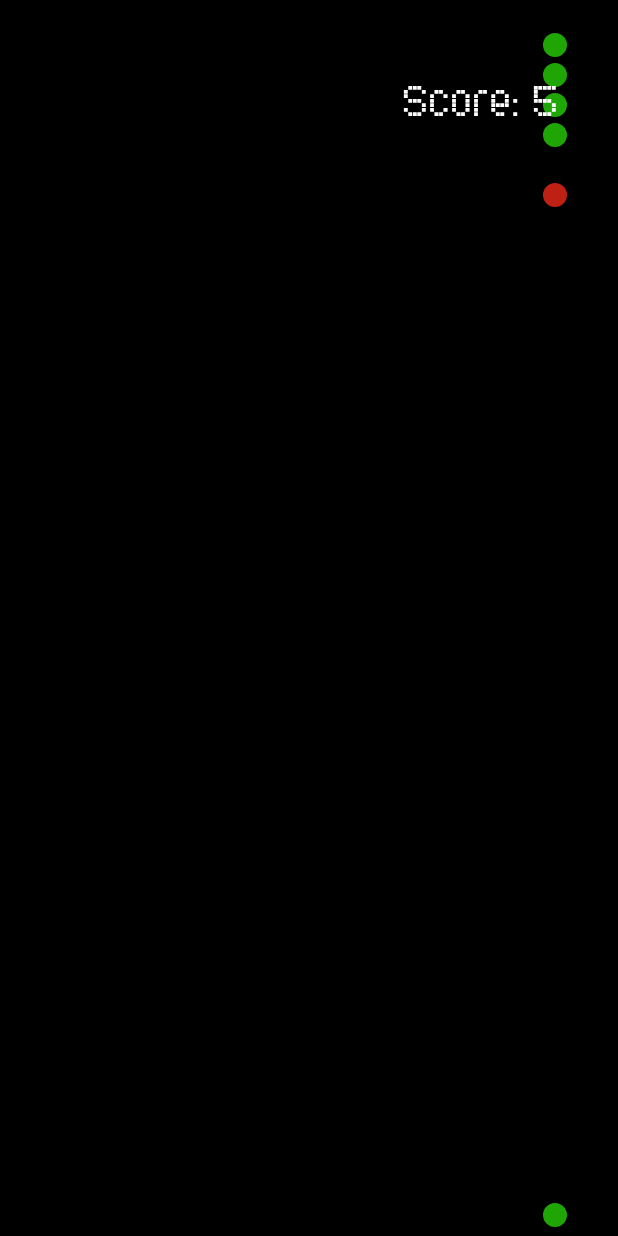
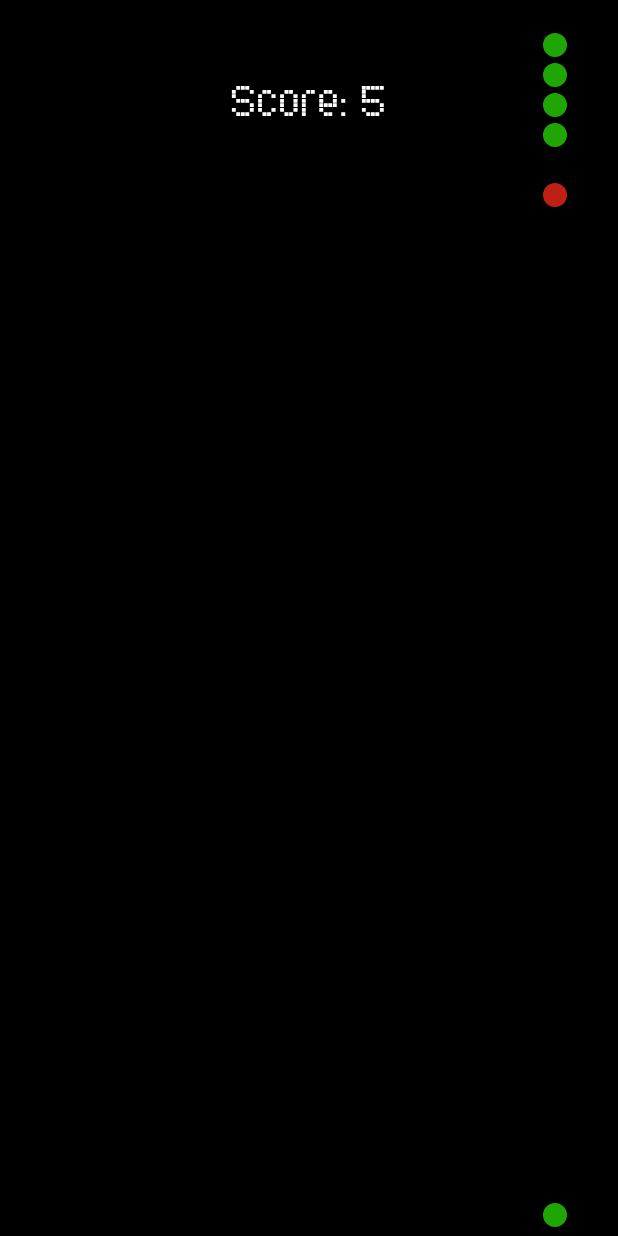
Before and after one commit to prathmesh-d-glitch/Snake-game, a Flutter app: the screen it shows after launch, after a tap on "Easy", on a phone screen of 412 x 824 dp. Run offline on Flutter 3.47's test engine with Material 3 defaults, Android fonts, the phone set to English and light mode, and no system bars.

```diff
--- a/lib/game.dart
+++ b/lib/game.dart
@@ -163,7 +163,7 @@ class _GamePageState extends State<GamePage> {
                         child: Text(
                           'Game Over',
                           style: TextStyle(
-                            fontSize: 35,
+                            fontSize: 50,
                             fontFamily: 'PixelFont',
                             fontWeight: FontWeight.bold,
                             color: Colors.white,
@@ -373,7 +373,7 @@ class _GamePageState extends State<GamePage> {
   Widget getScore() {
     return Positioned(
       top: 50.0,
-      right: 40.0,
+      left: 153.0,
       child: Text(
         "Score: " + score.toString(),
         style: const TextStyle(fontSize: 24.0, fontFamily: 'PixelFont', color: Colors.white),
```
